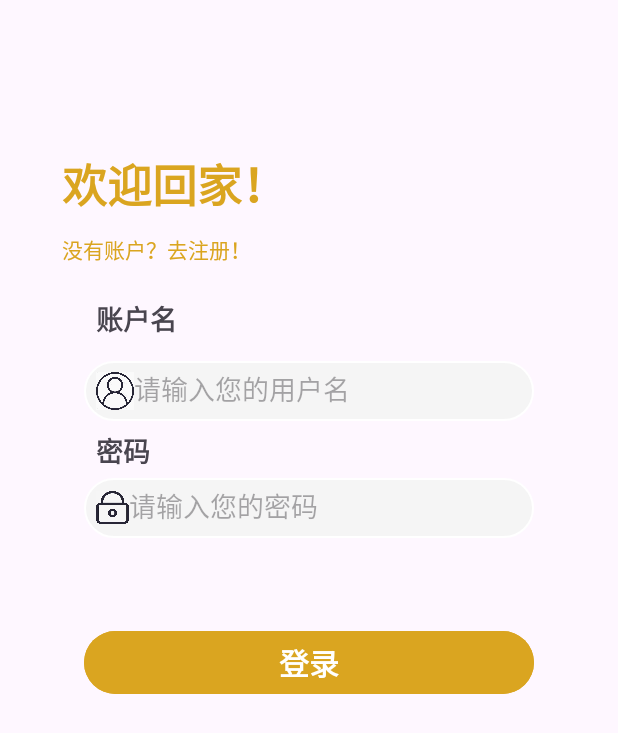
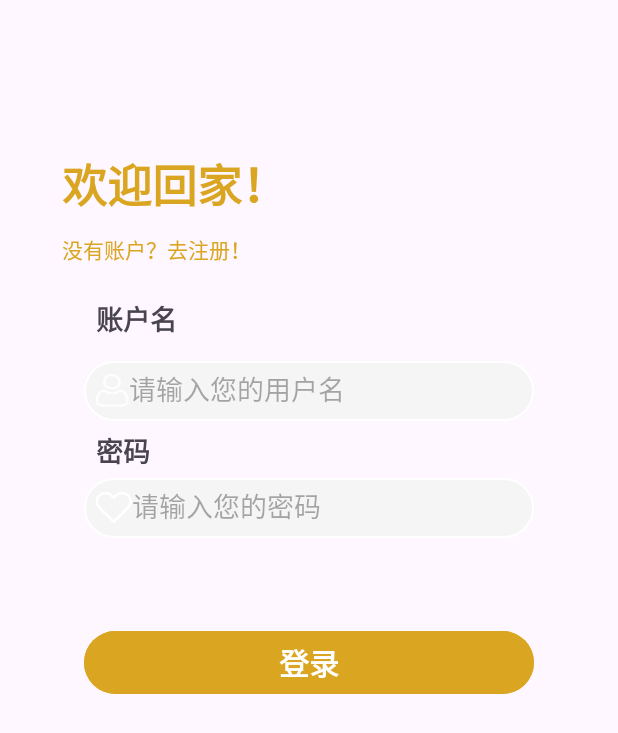
Before and after one commit to sunyaoqi123/Meituan1, an Android app: the layout activity_log_in.xml on its own in the app's theme, with its tools: preview values and no code run, on a phone screen of 412 x 824 dp. Shown: the top 733 px of the screen. Run offline under Robolectric (Android 15) with nearby library versions, the phone set to English and light mode, and no system bars.

```diff
--- a/app/build.gradle.kts
+++ b/app/build.gradle.kts
@@ -2,6 +2,7 @@ plugins {
     alias(libs.plugins.android.application)
     alias(libs.plugins.kotlin.android)
     alias(libs.plugins.google.gms.google.services)
+    id ("kotlin-kapt")
 }
 
 android {
@@ -40,6 +41,9 @@ android {
 }
 
 dependencies {
+    implementation (libs.com.github.bumptech.glide.glide.v4120)
+    implementation (libs.glide.okhttp3.integration)
+    annotationProcessor (libs.compiler)
     implementation(libs.glide)
     implementation(libs.gson)
     implementation(libs.androidx.security.security.crypto3)
--- a/app/src/main/java/com/syq/meituan/Adapter/SingleAdapter.kt
+++ b/app/src/main/java/com/syq/meituan/Adapter/SingleAdapter.kt
@@ -25,7 +25,6 @@ class SingleAdapter(var id :Int, val items: MutableList<ItemsModel>) : RecyclerV
         this.quantityListener = listener
     }
 
-    // 维护 Adapter 内部的 numberInCart 数组
     var numberInCart: ArrayList<Int> = arrayListOf(0, 0, 0, 0) // 根据实际长度初始化
 
     override fun onCreateViewHolder(parent: ViewGroup, viewType: Int): Viewholder {
--- a/app/src/main/java/com/syq/meituan/SecurityUtils.kt
+++ b/app/src/main/java/com/syq/meituan/SecurityUtils.kt
@@ -3,7 +3,7 @@ package com.syq.meituan
 import at.favre.lib.crypto.bcrypt.BCrypt
 
 object SecurityUtils {
-    // 生成BCrypt哈希密码（自动包含盐值）
+    // 生成BCrypt哈希密码
     fun hashPassword(password: String): String {
         return BCrypt.withDefaults().hashToString(12, password.toCharArray())
     }
--- a/app/src/main/res/drawable/password_bg.xml
+++ b/app/src/main/res/drawable/password_bg.xml
@@ -1,7 +1,7 @@
 <?xml version="1.0" encoding="utf-8"?>
 <layer-list xmlns:android="http://schemas.android.com/apk/res/android">
     <item
-        android:drawable="@drawable/password"
+        android:drawable="@drawable/btn_5"
         android:width="22dp"
      android:height="22dp"
         android:gravity="center" />
--- a/app/src/main/res/drawable/username.xml
+++ b/app/src/main/res/drawable/username.xml
@@ -1,7 +1,7 @@
 <?xml version="1.0" encoding="utf-8"?>
 <layer-list xmlns:android="http://schemas.android.com/apk/res/android">
     <item
-        android:drawable="@drawable/username_bg"
+        android:drawable="@drawable/btn_1"
         android:width="25dp"
      android:height="25dp"
         android:gravity="center" />
--- a/app/src/main/res/layout/activity_log_in.xml
+++ b/app/src/main/res/layout/activity_log_in.xml
@@ -57,15 +57,15 @@
             android:id="@+id/inputName"
             android:layout_width="300dp"
             android:layout_height="40dp"
-            android:padding="8dp"
             android:layout_marginStart="90dp"
-            android:drawableStart="@drawable/username"
             android:layout_marginEnd="90dp"
             android:layout_marginBottom="480dp"
             android:background="@drawable/shape_capsule_edittext"
+            android:drawableStart="@drawable/password_bg"
             android:ems="10"
             android:hint="@string/userName"
             android:inputType="text"
+            android:padding="8dp"
             app:layout_constraintBottom_toBottomOf="parent"
             app:layout_constraintEnd_toEndOf="parent"
             app:layout_constraintStart_toStartOf="parent"
@@ -87,13 +87,13 @@
             android:id="@+id/inputPassword"
             android:layout_width="300dp"
             android:layout_height="40dp"
-            android:padding="8dp"
             android:layout_marginBottom="450dp"
-            android:drawableStart="@drawable/password_bg"
             android:background="@drawable/shape_capsule_edittext"
+            android:drawableStart="@drawable/favorite_white"
             android:ems="10"
             android:hint="@string/userpassword"
             android:inputType="textPassword"
+            android:padding="8dp"
             app:layout_constraintBottom_toBottomOf="parent"
             app:layout_constraintStart_toStartOf="@+id/inputName"
             app:layout_constraintTop_toBottomOf="@+id/userId"
--- a/app/src/main/res/layout/activity_main.xml
+++ b/app/src/main/res/layout/activity_main.xml
@@ -155,7 +155,7 @@
                         android:adjustViewBounds="true"
                         android:maxWidth="50dp"
                         android:maxHeight="50dp"
-                        app:srcCompat="@drawable/order" />
+                        app:srcCompat="@drawable/btn_3"/>
                 </LinearLayout>
 
                 <LinearLayout
--- a/gradle/libs.versions.toml
+++ b/gradle/libs.versions.toml
@@ -2,6 +2,7 @@
 agp = "8.8.0"
 androidxSecuritySecurityCrypto = "1.1.0-alpha06"
 bcrypt = "0.9.0"
+githubGlideVersion = "4.12.0"
 glide = "4.13.0"
 gson = "2.10.1"
 kotlin = "1.9.24"
@@ -22,7 +23,10 @@ lifecycleViewmodelAndroid = "2.8.7"
 androidx-core-ktx = { group = "androidx.core", name = "core-ktx", version.ref = "coreKtx" }
 androidx-security-security-crypto3 = { module = "androidx.security:security-crypto", version.ref = "androidxSecuritySecurityCrypto" }
 bcrypt = { module = "at.favre.lib:bcrypt", version.ref = "bcrypt" }
+com-github-bumptech-glide-glide-v4120 = { module = "com.github.bumptech.glide:glide", version.ref = "githubGlideVersion" }
+compiler = { module = "com.github.bumptech.glide:compiler", version.ref = "githubGlideVersion" }
 glide = { module = "com.github.bumptech.glide:glide", version.ref = "glide" }
+glide-okhttp3-integration = { module = "com.github.bumptech.glide:okhttp3-integration", version.ref = "githubGlideVersion" }
 gson = { module = "com.google.code.gson:gson", version.ref = "gson" }
 junit = { group = "junit", name = "junit", version.ref = "junit" }
 androidx-junit = { group = "androidx.test.ext", name = "junit", version.ref = "junitVersion" }
```
Also changed, not shown: app/src/main/AndroidManifest.xml (+7 -7 lines), app/src/main/java/com/syq/meituan/AppGlideModule.kt (added, +22 -0 lines), app/src/main/java/com/syq/meituan/Fragment/PayFragment.kt (+27 -0 lines), app/src/main/res/drawable/order.png (deleted), app/src/main/res/drawable/order2.png (deleted), app/src/main/res/drawable/password.png (deleted), app/src/main/res/drawable/username_bg.png (deleted), 3 other files.
